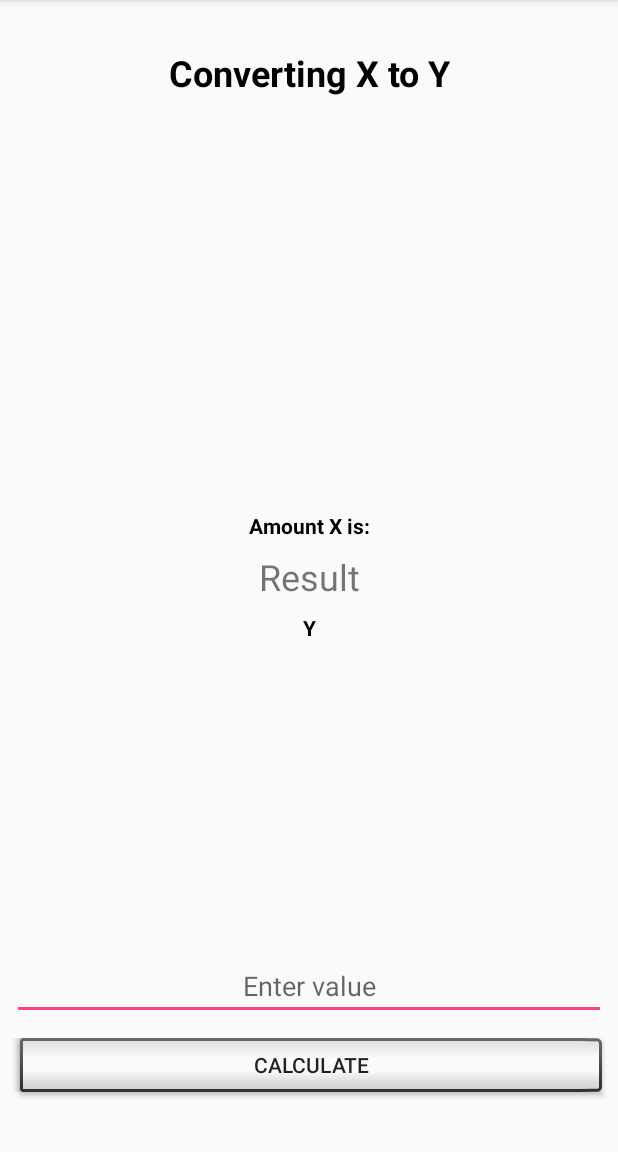
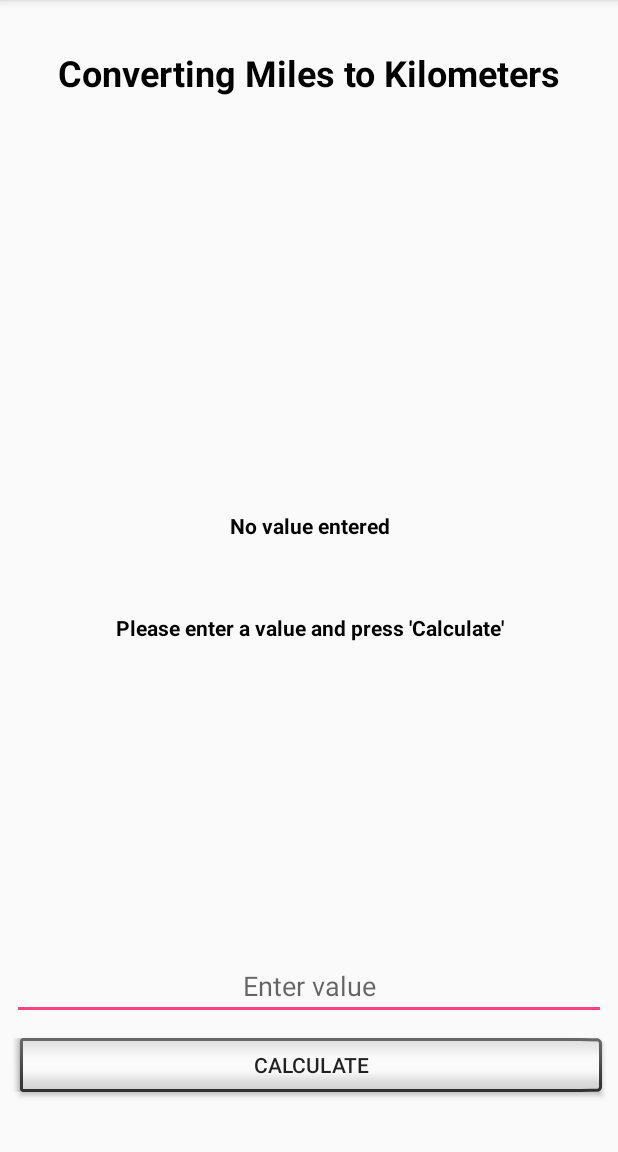
Before and after one commit to LindvedKrvang/ConvertCalculator, an Android app: the MilesKilometersActivity screen opened directly, with no data from a screen before it, after a tap on "Switch", on a phone screen of 412 x 824 dp, the part 84-1236 px from its top. Run offline under Robolectric (Android 15) with nearby library versions, the phone set to English and light mode, and no system bars.

Commit message:
Able to switch between converting from Miles to Kilometers and vice versa

```diff
--- a/app/src/main/java/com/krvang/lindved/convertcalculator/gui/MilesKilometersActivity.java
+++ b/app/src/main/java/com/krvang/lindved/convertcalculator/gui/MilesKilometersActivity.java
@@ -4,6 +4,7 @@ import android.content.Context;
 import android.content.Intent;
 import android.support.v7.app.AppCompatActivity;
 import android.os.Bundle;
+import android.util.Log;
 import android.view.Menu;
 import android.view.MenuInflater;
 import android.view.MenuItem;
@@ -19,7 +20,7 @@ public class MilesKilometersActivity extends AppCompatActivity {
     private TextView mTitleText, mAmountText, mResultText, mPostfixTest;
     private EditText mValueText;
 
-    private boolean mIsCovertingFromMilesToKilometers;
+    private boolean mIsConvertingFromMilesToKilometers;
 
     public static Intent getIntent(Context packageContext){
         Intent intent = new Intent(packageContext, MilesKilometersActivity.class);
@@ -32,6 +33,7 @@ public class MilesKilometersActivity extends AppCompatActivity {
         setContentView(R.layout.activity_miles_kilometers);
 
         initializeTextViews();
+        setMilesToKilometers();
     }
 
     @Override
@@ -45,12 +47,64 @@ public class MilesKilometersActivity extends AppCompatActivity {
     public boolean onOptionsItemSelected(MenuItem item) {
         switch (item.getItemId()){
             case R.id.menu_switch:{
-
+                switchConvertFrom();
                 return true;
             }
             default:
                 return super.onOptionsItemSelected(item);
         }
+    }
+
+    /**
+     * Changes if we are converting from Miles to Kilometers or vice versa.
+     */
+    private void switchConvertFrom(){
+        if(mIsConvertingFromMilesToKilometers)
+            setKilometersToMiles();
+        else
+            setMilesToKilometers();
+        mIsConvertingFromMilesToKilometers = !mIsConvertingFromMilesToKilometers;
+    }
+
+    /**
+     * Sets what should be displayed if we are converting from Miles to Kilometers.
+     */
+    private void setMilesToKilometers(){
+        mTitleText.setText(R.string.milesToKilometersTitle);
+        try{
+            float value = Float.parseFloat(mValueText.getText().toString());
+            String messagedToBeDisplayed = value + " " + getString(R.string.amountMiles);
+            mAmountText.setText(messagedToBeDisplayed);
+            mPostfixTest.setText(R.string.kilometers);
+        }catch (NumberFormatException nfe){
+            Log.e(TAG, "setMilesToKilometers: Value is not a float - Can be ignored");
+            setNoValueEntered();
+        }
+    }
+
+    /**
+     * Sets what should be displayed if we are converting from Kilometers to Miles.
+     */
+    private void setKilometersToMiles(){
+        mTitleText.setText(R.string.kilometersToMiles);
+        try{
+            float value = Float.parseFloat(mValueText.getText().toString());
+            String messagedToBeDisplayed = value + " " + getString(R.string.amountKilometers);
+            mAmountText.setText(messagedToBeDisplayed);
+            mPostfixTest.setText(R.string.miles);
+        }catch (NumberFormatException nfe){
+            Log.e(TAG, "setKilometersToMiles: Value is not a float - Can be ignored");
+            setNoValueEntered();
+        }
+    }
+
+    /**
+     * Sets what should be displayed if no value has been entered by the user.
+     */
+    private void setNoValueEntered(){
+        mAmountText.setText(R.string.noValue);
+        mResultText.setText("");
+        mPostfixTest.setText(R.string.pressCalculate);
     }
 
     private void initializeTextViews(){
--- a/app/src/main/res/values/strings.xml
+++ b/app/src/main/res/values/strings.xml
@@ -1,4 +1,12 @@
 <resources>
     <string name="app_name">ConvertCalculator</string>
     <string name="switchResource">Switch</string>
+    <string name="milesToKilometersTitle">Converting Miles to Kilometers</string>
+    <string name="noValue">No value entered</string>
+    <string name="pressCalculate">Please enter a value and press \'Calculate\'</string>
+    <string name="amountMiles">Miles is:</string>
+    <string name="amountKilometers">Kilometers is:</string>
+    <string name="kilometersToMiles">Converting Kilometers to Miles</string>
+    <string name="kilometers">Kilometers</string>
+    <string name="miles">Miles</string>
 </resources>
```
